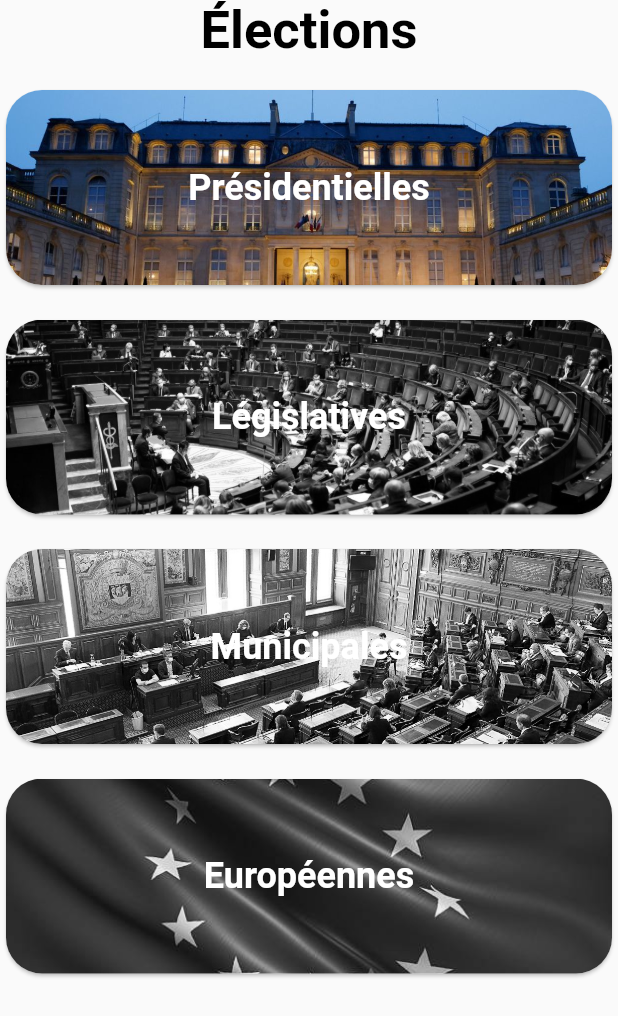
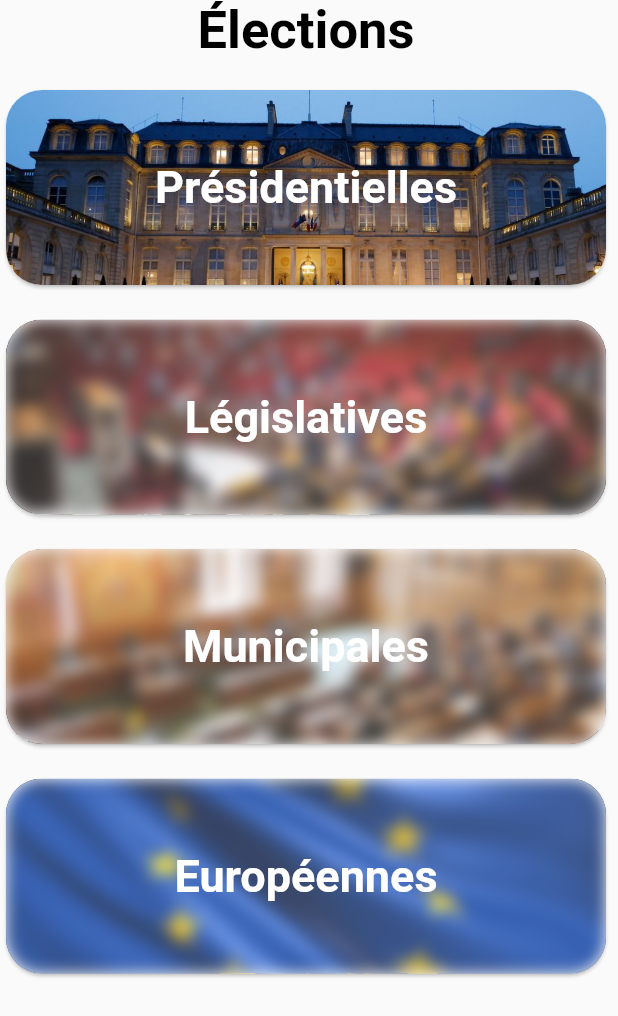
Before and after one commit to Nokimalos/HackatonStarton, a Flutter app: the MyVotePage screen opened directly, on a phone screen of 412 x 824 dp. Shown: the top 1016 px of the screen. Run offline on Flutter 3.47's test engine with Material 2 defaults, Android fonts, the phone set to English and light mode, and no system bars; drawn by our look-alikes of blur; our stand-ins replace lottie.

Commit message:
[ADD] finished card vote

```diff
--- a/vote_gouv/lib/main.dart
+++ b/vote_gouv/lib/main.dart
@@ -14,6 +14,7 @@ class MyApp extends StatelessWidget {
   @override
   Widget build(BuildContext context) {
     return MaterialApp(
+      debugShowCheckedModeBanner: false,
       routes: {
         '/launch': (context) => const LaunchAnimPage(),
         '/home': (context) => const MyHomePage(),
--- a/vote_gouv/lib/pages/vote_page.dart
+++ b/vote_gouv/lib/pages/vote_page.dart
@@ -20,15 +20,15 @@ class _MyVotePageState extends State<MyVotePage> {
           scrollDirection: Axis.vertical,
           child: Column(
             children: [
-              Text("Élections", style: TextStyle(color: Colors.black, fontSize: 35, fontWeight: FontWeight.bold, fontFamily: 'Roboto'),),
-              SizedBox(height: 15),
-              MyElectionCard(imagelink: AssetImage("assets/images/présidentielles.jpg"),name: 'Présidentielles', color: grise, onTap: (){}),
-              SizedBox(height: 15),
-              MyElectionCardDead(imagelink: AssetImage("assets/images/législatives.jpg"),name: 'Législatives', color: grise, onTap: (){}),
-              SizedBox(height: 15),
-              MyElectionCardDead(imagelink: AssetImage("assets/images/municipales.jpg"),name: 'Municipales', color: grise, onTap: (){}),
-              SizedBox(height: 15),
-              MyElectionCardDead(imagelink: AssetImage("assets/images/européennes.jpg"),name: 'Européennes', color: grise, onTap: (){}),
+              const Text("Élections", style: TextStyle(color: Colors.black, fontSize: 35, fontWeight: FontWeight.bold, fontFamily: 'Roboto'),),
+              const SizedBox(height: 15),
+              MyElectionCard(imagelink: "assets/images/présidentielles.jpg",name: 'Présidentielles', color: grise, onTap: (){}),
+              const SizedBox(height: 15),
+              MyElectionCardDead(imagelink: "assets/images/législatives.jpg",name: 'Législatives', color: grise, onTap: (){}),
+              const SizedBox(height: 15),
+              MyElectionCardDead(imagelink: "assets/images/municipales.jpg",name: 'Municipales', color: grise, onTap: (){}),
+              const SizedBox(height: 15),
+              MyElectionCardDead(imagelink: "assets/images/européennes.jpg",name: 'Européennes', color: grise, onTap: (){}),
            ],
          )
        ),
--- a/vote_gouv/lib/widget/card_elections.dart
+++ b/vote_gouv/lib/widget/card_elections.dart
@@ -1,3 +1,4 @@
+import 'package:blur/blur.dart';
 import 'package:flutter/material.dart';
 
 import '../constants/colors.dart';
@@ -7,7 +8,7 @@ import '../constants/colors.dart';
 class MyElectionCardDead extends StatelessWidget {
   const MyElectionCardDead({ Key? key, required this.imagelink, required this.name, required this.color, required this.onTap }) : super(key: key);
 
-  final AssetImage imagelink;
+  final String imagelink;
   final String name;
   final Color color;
   final void Function() onTap;
@@ -21,21 +22,20 @@ class MyElectionCardDead extends StatelessWidget {
       child: Stack(
         alignment: Alignment.center,
         children: [
-          Ink.image(
-              image: imagelink,
-              child: InkWell(
-                onTap: onTap,
-              ),
+          Image.asset(
+              imagelink,
               height: 130,
+              width : 400,
               fit: BoxFit.cover,
-              colorFilter: ColorFilters.greyscale,
+            ).blurred(
+              colorOpacity: 0.2,
             ),
             Text(
               name,
               style: const TextStyle(
                 fontWeight: FontWeight.bold,
                 color: Colors.white,
-                fontSize: 24,
+                fontSize: 30,
               ),
             ),
         ],
@@ -47,7 +47,7 @@ class MyElectionCardDead extends StatelessWidget {
 class MyElectionCard extends StatelessWidget {
   const MyElectionCard({ Key? key, required this.imagelink, required this.name, required this.color, required this.onTap }) : super(key: key);
 
-  final AssetImage imagelink;
+  final String imagelink;
   final String name;
   final Color color;
   final void Function() onTap;
@@ -61,12 +61,10 @@ class MyElectionCard extends StatelessWidget {
       child: Stack(
         alignment: Alignment.center,
         children: [
-          Ink.image(
-              image: imagelink,
-              child: InkWell(
-                onTap: onTap,
-              ),
+            Image.asset(
+              imagelink,
               height: 130,
+              width : 400,
               fit: BoxFit.cover,
             ),
             Text(
@@ -74,7 +72,7 @@ class MyElectionCard extends StatelessWidget {
               style: const TextStyle(
                 fontWeight: FontWeight.bold,
                 color: Colors.white,
-                fontSize: 24,
+                fontSize: 30,
               ),
             ),
         ],
--- a/vote_gouv/lib/widget/card_info.dart
+++ b/vote_gouv/lib/widget/card_info.dart
@@ -24,7 +24,7 @@ class MyCard extends StatelessWidget {
               child: InkWell(
                 onTap: onTap,
               ),
-              height: 200,
+              height: 180,
               fit: BoxFit.cover,
               colorFilter: ColorFilter.mode(color, BlendMode.srcOver)
             ),
--- a/vote_gouv/pubspec.yaml
+++ b/vote_gouv/pubspec.yaml
@@ -30,7 +30,7 @@ dependencies:
   flutter:
     sdk: flutter
   http: ^0.13.4
-
+  blur: ^3.0.0
 
   # The following adds the Cupertino Icons font to your application.
   # Use with the CupertinoIcons class for iOS style icons.
```
Also changed, not shown: vote_gouv/pubspec.lock.
